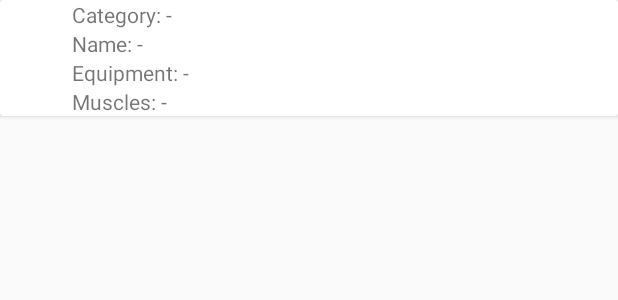
After one commit to kyrillosgait/exercise-it, an Android app: the layout exercise_list_item.xml on its own in the app's theme, with its tools: preview values and no code run, on a phone screen of 412 x 824 dp. The commit adds this screen. Shown: the top 300 px of the screen. Run offline under Robolectric (Android 15) with nearby library versions, the phone set to English and light mode, and no system bars.

Commit message:
Added basic RecyclerView layouts

```diff
--- /dev/null
+++ b/app/src/main/res/layout/exercise_list_item.xml
@@ -0,0 +1,55 @@
+<?xml version="1.0" encoding="utf-8"?>
+<?xml version="1.0" encoding="utf-8"?>
+<androidx.cardview.widget.CardView
+        xmlns:android="http://schemas.android.com/apk/res/android"
+        android:layout_width="match_parent"
+        android:layout_height="wrap_content">
+
+    <LinearLayout
+            android:layout_width="wrap_content"
+            android:layout_height="wrap_content"
+            android:orientation="horizontal">
+
+        <ImageView
+                android:id="@+id/exerciseThumbnailImageView"
+                android:layout_width="wrap_content"
+                android:layout_height="wrap_content"
+                android:adjustViewBounds="true"
+                android:scaleType="centerCrop"
+                android:minWidth="48dp"
+                android:minHeight="48dp"/>
+
+        <LinearLayout
+                android:layout_width="match_parent"
+                android:layout_height="wrap_content"
+                android:orientation="vertical">
+
+            <TextView
+                    android:id="@+id/exerciseCategoryTextView"
+                    android:layout_width="match_parent"
+                    android:layout_height="wrap_content"
+                    android:text="@string/exercise_item_category_placeholder"/>
+
+            <TextView
+                    android:id="@+id/exerciseNameTextView"
+                    android:layout_width="match_parent"
+                    android:layout_height="wrap_content"
+                    android:text="@string/exercise_item_name_placeholder"/>
+
+            <TextView
+                    android:id="@+id/exerciseEquipmentTextView"
+                    android:layout_width="match_parent"
+                    android:layout_height="wrap_content"
+                    android:text="@string/exercise_item_equipment_placeholder"/>
+
+            <TextView
+                    android:id="@+id/exercisePrimaryMusclesTextView"
+                    android:layout_width="match_parent"
+                    android:layout_height="wrap_content"
+                    android:text="@string/exercise_item_muscles_placeholder"/>
+
+        </LinearLayout>
+
+    </LinearLayout>
+
+</androidx.cardview.widget.CardView>
--- a/app/src/main/res/values/strings.xml
+++ b/app/src/main/res/values/strings.xml
@@ -1,3 +1,8 @@
 <resources>
     <string name="app_name">Gymondo Test</string>
+    <string name="exercise_item_category_placeholder">Category: -</string>
+    <string name="exercise_item_name_placeholder">Name: -</string>
+    <string name="exercise_item_equipment_placeholder">Equipment: -</string>
+    <string name="exercise_item_muscles_placeholder">Muscles: -</string>
+    <string name="main_toolbar_title">Exercise List</string>
 </resources>
```
Also changed, not shown: app/src/main/res/layout/activity_main.xml (+23 -13 lines).
